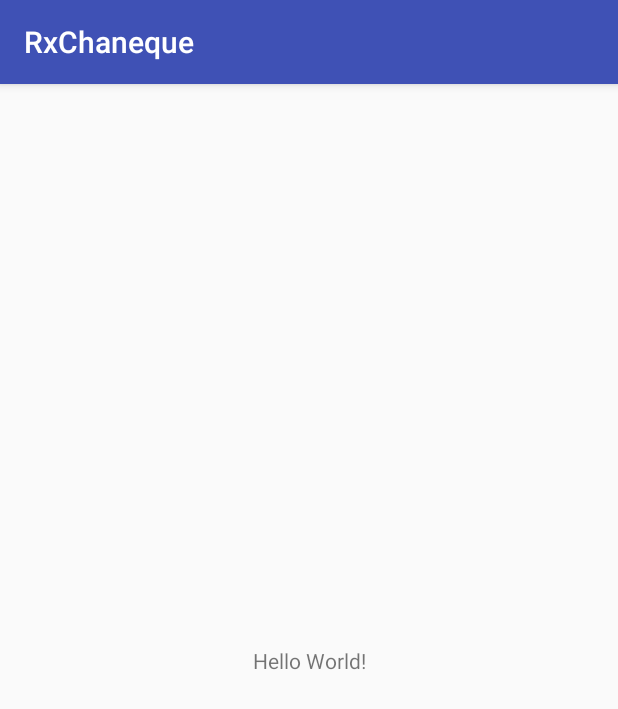
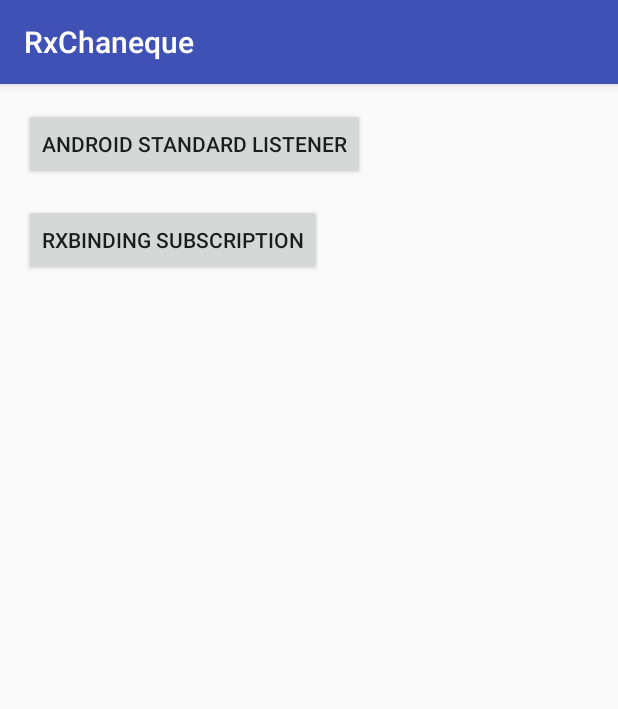
Before and after one commit to DigitalOnion/RxChaneque, an Android app: the screen it shows after launch (MainActivity), on a phone screen of 412 x 824 dp. Shown: the top 709 px of the screen. Run offline under Robolectric (Android 15) with nearby library versions, the phone set to English and light mode, and no system bars.

Commit message:
Buttons for UI, colors and strigns

```diff
--- a/app/src/main/res/layout/activity_main.xml
+++ b/app/src/main/res/layout/activity_main.xml
@@ -4,15 +4,24 @@
     xmlns:tools="http://schemas.android.com/tools"
     android:layout_width="match_parent"
     android:layout_height="match_parent"
+    android:layout_margin="16dp"
     tools:context="com.outerspace.rxchaneque.MainActivity">
 
-    <TextView
+    <Button
+        android:id="@+id/btn_standard_listener"
         android:layout_width="wrap_content"
         android:layout_height="wrap_content"
-        android:text="Hello World!"
-        app:layout_constraintBottom_toBottomOf="parent"
+        android:text="@string/btn_standard_listener"
         app:layout_constraintLeft_toLeftOf="parent"
-        app:layout_constraintRight_toRightOf="parent"
         app:layout_constraintTop_toTopOf="parent" />
 
+    <Button
+        android:id="@+id/btn_rxbinding"
+        android:layout_width="wrap_content"
+        android:layout_height="wrap_content"
+        android:layout_marginTop="16dp"
+        android:text="@string/btn_rxbinding"
+        app:layout_constraintLeft_toLeftOf="parent"
+        app:layout_constraintTop_toBottomOf="@id/btn_standard_listener" />
+
 </android.support.constraint.ConstraintLayout>
--- a/app/src/main/res/values/colors.xml
+++ b/app/src/main/res/values/colors.xml
@@ -3,4 +3,7 @@
     <color name="colorPrimary">#3F51B5</color>
     <color name="colorPrimaryDark">#303F9F</color>
     <color name="colorAccent">#FF4081</color>
+
+    <color name="initialColor">#FFFF960D</color>
+    <color name="finalColor"  >#FFD13FD9</color>
 </resources>
--- a/app/src/main/res/values/strings.xml
+++ b/app/src/main/res/values/strings.xml
@@ -1,3 +1,6 @@
 <resources>
     <string name="app_name">RxChaneque</string>
+
+    <string name="btn_standard_listener">Android standard listener</string>
+    <string name="btn_rxbinding">RxBinding subscription</string>
 </resources>
```
